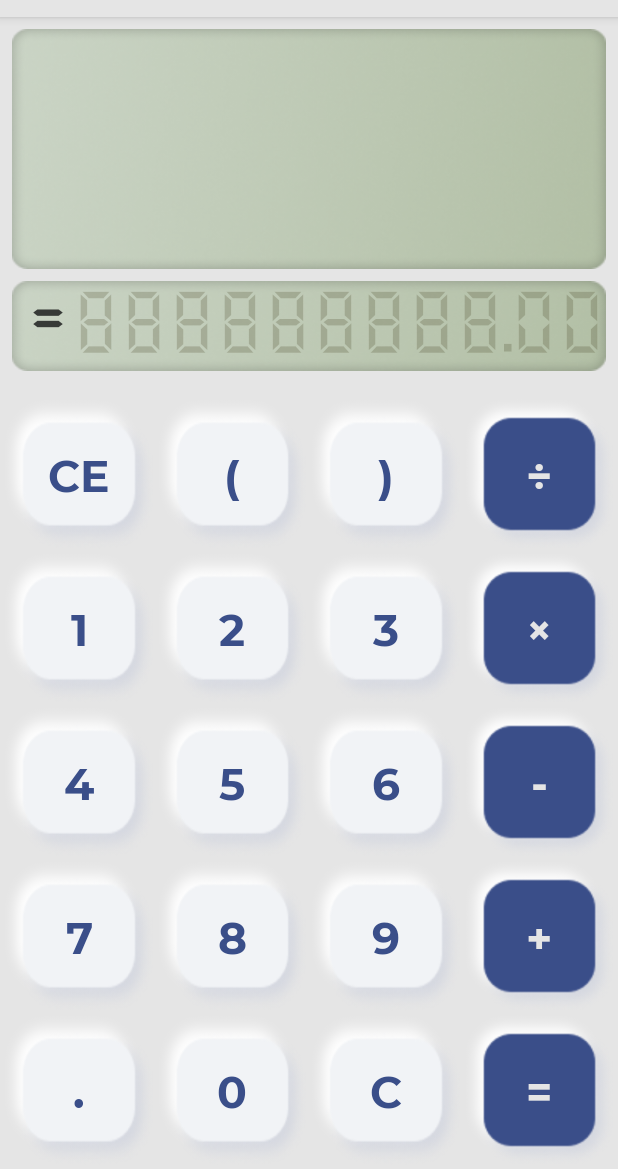
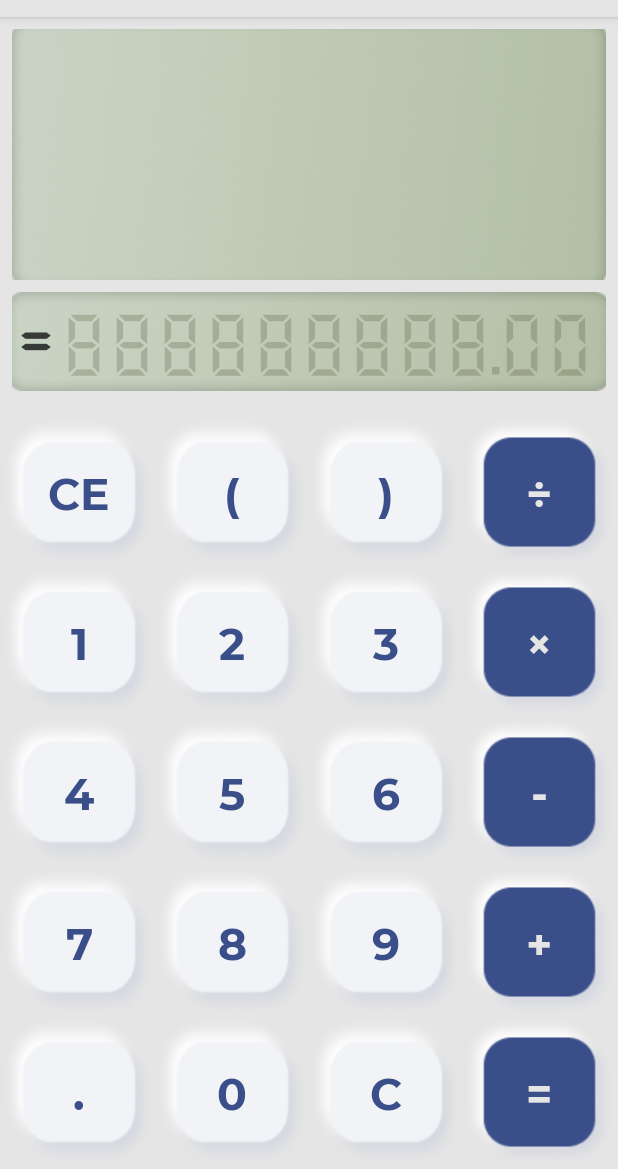
Before and after one commit to Egor-Ruban/Calculator, an Android app: the screen it shows after launch (MainActivity), on a phone screen of 412 x 824 dp, the part 67-1236 px from its top. Run offline under Robolectric (Android 15) with nearby library versions, the phone set to English and light mode, and no system bars.

Commit message:
щепотка извращений (добавил "зависимость" поля ввода текста от размера экрана)

```diff
--- /dev/null
+++ b/app/src/main/java/ru/tsu/calculator/stayAway/AspectRatioImageView.kt
@@ -0,0 +1,33 @@
+package ru.tsu.calculator.stayAway
+
+import android.content.Context
+import android.util.AttributeSet
+import android.widget.ImageView
+import ru.tsu.calculator.R
+
+class AspectRatioImageView @JvmOverloads constructor(
+    context:Context,
+    attrs:AttributeSet? = null,
+    defStyleAttrs:Int=0
+):ImageView(context, attrs, defStyleAttrs){
+
+    companion object{
+        private const val DEFAULT_ASPECT_RATIO = 1.78f
+    }
+
+    private var aspectRatio = DEFAULT_ASPECT_RATIO
+
+    init{
+        if(attrs!=null){
+            val a = context.obtainStyledAttributes(attrs, R.styleable.AspectRatioImageView)
+            aspectRatio = a.getFloat(R.styleable.AspectRatioImageView_aspectRatio, DEFAULT_ASPECT_RATIO)
+            a.recycle()
+        }
+    }
+
+    override fun onMeasure(widthMeasureSpec: Int, heightMeasureSpec: Int) {
+        super.onMeasure(widthMeasureSpec, heightMeasureSpec)
+        val newHeight = (measuredWidth/aspectRatio).toInt()
+        setMeasuredDimension(measuredWidth,newHeight)
+    }
+}
--- a/app/src/main/res/layout/constraint.xml
+++ b/app/src/main/res/layout/constraint.xml
@@ -8,44 +8,70 @@
     android:background="@color/color_primary"
     android:orientation="vertical">
 
+    <ru.tsu.calculator.stayAway.AspectRatioImageView
+        android:id="@+id/tvEquationBack"
+        android:layout_width="match_parent"
+        android:layout_height="wrap_content"
+        android:scaleType="centerCrop"
+        android:src="@drawable/input_background"
+        android:layout_marginStart="8dp"
+        android:layout_marginTop="8dp"
+        android:layout_marginEnd="8dp"
+        app:layout_constraintEnd_toEndOf="parent"
+        app:layout_constraintHorizontal_bias="0.0"
+        app:layout_constraintStart_toStartOf="parent"
+        app:aspectRatio="2.36"
+        app:layout_constraintTop_toTopOf="parent"/>
+
     <TextView
         android:id="@+id/tvEquation"
         android:layout_width="0dp"
-        android:layout_height="160dp"
-        android:layout_marginStart="8dp"
-        android:layout_marginTop="8dp"
-        android:layout_marginEnd="8dp"
+        android:layout_height="0dp"
         android:textColor="@color/text"
         android:textSize="30sp"
         android:fontFamily="@font/digital_numbers"
         app:fontFamily = "@font/digital_numbers"
-        android:background="@drawable/input_background"
+        app:layout_constraintEnd_toEndOf="@id/tvEquationBack"
+        app:layout_constraintStart_toStartOf="@id/tvEquationBack"
+        app:layout_constraintTop_toTopOf="@id/tvEquationBack"
+        app:layout_constraintBottom_toBottomOf="@id/tvEquationBack"/>
+
+    <ru.tsu.calculator.stayAway.AspectRatioImageView
+        android:id="@+id/tvAnswerBack"
+        android:layout_width="match_parent"
+        android:layout_height="wrap_content"
+        android:scaleType="centerCrop"
+        android:src="@drawable/result_background"
+        android:layout_marginStart="8dp"
+        android:layout_marginTop="8dp"
+        android:layout_marginEnd="8dp"
         app:layout_constraintEnd_toEndOf="parent"
         app:layout_constraintHorizontal_bias="0.0"
         app:layout_constraintStart_toStartOf="parent"
-        app:layout_constraintTop_toTopOf="parent" />
+        app:aspectRatio="6.0"
+        app:layout_constraintTop_toBottomOf="@id/tvEquationBack"/>
 
     <TextView
         android:id="@+id/tvAnswer"
         android:layout_width="0dp"
-        android:layout_height="60dp"
+        android:layout_height="0dp"
         android:layout_marginStart="8dp"
         android:layout_marginTop="8dp"
         android:layout_marginEnd="8dp"
         android:textSize="40sp"
         android:gravity="end"
-        android:background="@drawable/result_background"
         android:fontFamily="@font/digital_numbers"
         android:textColor="@color/text"
         app:fontFamily = "@font/digital_numbers"
-        app:layout_constraintEnd_toEndOf="parent"
-        app:layout_constraintHorizontal_bias="0.603"
-        app:layout_constraintStart_toStartOf="parent"
-        app:layout_constraintTop_toBottomOf="@+id/tvEquation" />
+        app:layout_constraintEnd_toEndOf="@id/tvAnswerBack"
+        app:layout_constraintStart_toStartOf="@id/sign"
+        app:layout_constraintTop_toTopOf="@+id/tvAnswerBack"
+        app:layout_constraintBottom_toBottomOf="@id/tvAnswerBack"
+        />
 
     <TextView
         android:layout_width="0dp"
-        android:layout_height="60dp"
+        android:layout_height="0dp"
         android:layout_marginStart="8dp"
         android:layout_marginTop="8dp"
         android:layout_marginEnd="8dp"
@@ -55,15 +81,15 @@
         android:fontFamily="@font/digital_numbers"
         android:textColor="@color/text_transparent"
         app:fontFamily = "@font/digital_numbers"
-        app:layout_constraintEnd_toEndOf="parent"
-        app:layout_constraintHorizontal_bias="0.603"
-        app:layout_constraintStart_toStartOf="parent"
-        app:layout_constraintTop_toBottomOf="@+id/tvEquation" />
+        app:layout_constraintEnd_toEndOf="@id/tvAnswerBack"
+        app:layout_constraintStart_toStartOf="@id/sign"
+        app:layout_constraintTop_toTopOf="@+id/tvAnswerBack"
+        app:layout_constraintBottom_toBottomOf="@id/tvAnswerBack"/>
 
     <TextView
+        android:id="@+id/sign"
         android:layout_width="40dp"
-        android:layout_height="60dp"
-        android:layout_marginStart="8dp"
+        android:layout_height="00dp"
         android:layout_marginTop="8dp"
         android:layout_marginEnd="8dp"
         android:textSize="40sp"
@@ -72,9 +98,9 @@
         android:fontFamily="@font/digital_numbers"
         android:textColor="@color/text"
         app:fontFamily = "@font/digital_numbers"
-        app:layout_constraintHorizontal_bias="0.603"
-        app:layout_constraintStart_toStartOf="@id/tvAnswer"
-        app:layout_constraintTop_toBottomOf="@+id/tvEquation" />
+        app:layout_constraintStart_toStartOf="@id/tvAnswerBack"
+        app:layout_constraintTop_toTopOf="@+id/tvAnswerBack"
+        app:layout_constraintBottom_toBottomOf="@id/tvAnswerBack" />
 
 
     <androidx.constraintlayout.widget.ConstraintLayout
--- /dev/null
+++ b/app/src/main/res/values/attrs.xml
@@ -0,0 +1,6 @@
+<?xml version="1.0" encoding="utf-8"?>
+<resources>
+    <declare-styleable name="AspectRatioImageView">
+        <attr name="aspectRatio" format="float"/>
+    </declare-styleable>
+</resources>
```
